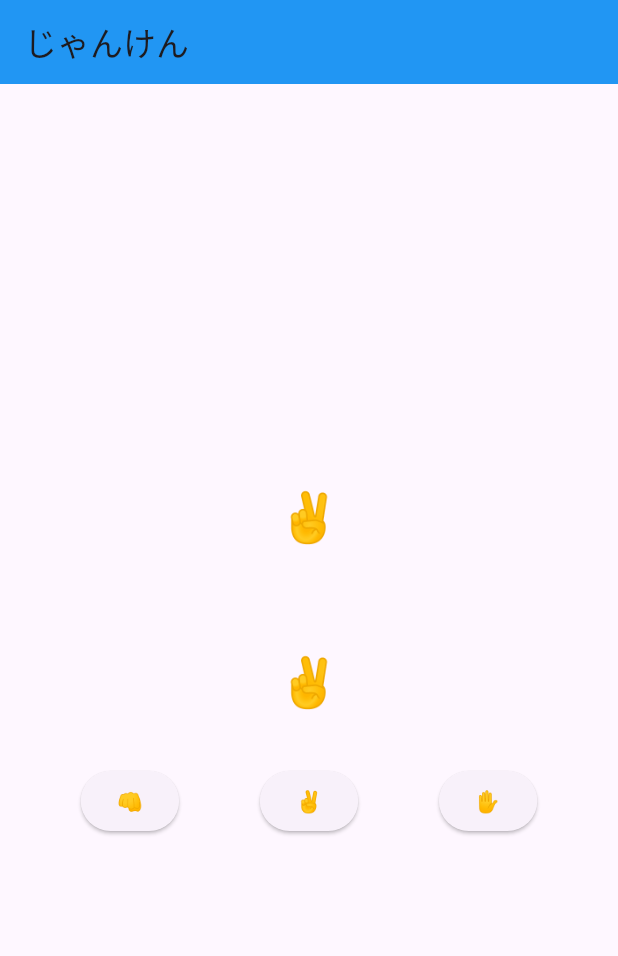
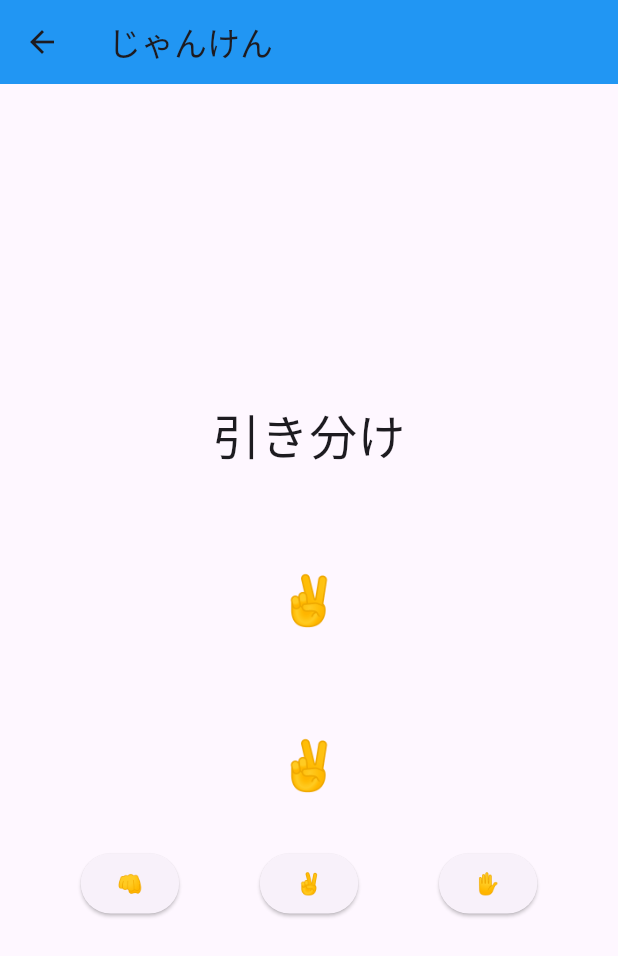
Before and after one commit to sugishitadaichi/Gamin, a Flutter app: the JanekenFullPage screen opened directly, after a tap on "✌️", on a phone screen of 412 x 824 dp. Shown: the top 956 px of the screen. Run offline on Flutter 3.47's test engine with Material 3 defaults, Android fonts, the light colour scheme and no system bars.

Commit message:
勝ち負け表示(コア実装完成)

```diff
--- a/lib/janken_page.dart
+++ b/lib/janken_page.dart
@@ -1,18 +1,5 @@
 import 'package:flutter/material.dart';
 import 'dart:math';
-
-void main() {
-  runApp(JankenPage());
-}
-
-class JankenPage extends StatelessWidget {
-  @override
-  Widget build(BuildContext context) {
-    return MaterialApp(
-      home: JanekenFullPage(),
-    );
-  }
-}
 
 class JanekenFullPage extends StatefulWidget {
   const JanekenFullPage({super.key});
@@ -24,10 +11,12 @@ class JanekenFullPage extends StatefulWidget {
 class _JanekenFullPageState extends State<JanekenFullPage> {
   String computedHand = '👊';
   String myHand = '👊';
+  String result = '引き分け';
 
   void selectHand(String selectedHand) {
     myHand = selectedHand;
     computerHand();
+    judge();
     setState(() {});
   }
 
@@ -49,6 +38,18 @@ class _JanekenFullPageState extends State<JanekenFullPage> {
     }
   }
 
+  void judge() {
+    if (computedHand == myHand) {
+      result = '引き分け';
+    } else if (myHand == '👊' && computedHand == '✌️' ||
+        myHand == '✌️' && computedHand == '✋' ||
+        myHand == '✋' && computedHand == '👊') {
+      result = '勝ち';
+    } else {
+      result = '負け';
+    }
+  }
+
   @override
   Widget build(BuildContext context) {
     return Scaffold(
@@ -60,6 +61,15 @@ class _JanekenFullPageState extends State<JanekenFullPage> {
         child: Column(
           mainAxisAlignment: MainAxisAlignment.center,
           children: [
+            Text(
+              result,
+              style: TextStyle(
+                fontSize: 32,
+              ),
+            ),
+            SizedBox(
+              height: 64,
+            ),
             Text(
               computedHand,
               style: TextStyle(
--- a/lib/selection_screen.dart
+++ b/lib/selection_screen.dart
@@ -16,7 +16,7 @@ class SelectionScreen extends StatelessWidget {
             Navigator.push(
               context,
               MaterialPageRoute(
-                builder: (context) => JankenPage(),
+                builder: (context) => JanekenFullPage(),
               ),
             );
           },
```
